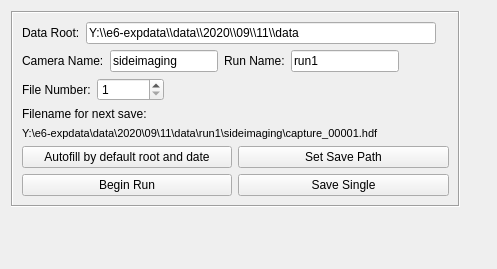
Old version of the form ui_components/saveboxwidget.ui in the repository jagerber48/jkam_e6.
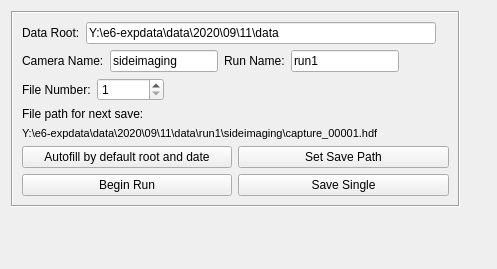
New version of the form.

Commit message: autofill functionality to saveboxwidget.py

Patch:
```diff
--- a/ui_components/saveboxwidget.ui
+++ b/ui_components/saveboxwidget.ui
@@ -51,7 +51,7 @@
        </widget>
       </item>
       <item row="4" column="0" colspan="2">
-       <widget class="QLabel" name="label">
+       <widget class="QLabel" name="file_path_label">
         <property name="font">
          <font>
           <pointsize>8</pointsize>
@@ -63,9 +63,9 @@
        </widget>
       </item>
       <item row="3" column="0" colspan="2">
-       <widget class="QLabel" name="file_path_label">
+       <widget class="QLabel" name="file_path_text_label">
         <property name="text">
-         <string>Filename for next save: </string>
+         <string>File path for next save: </string>
         </property>
        </widget>
       </item>
@@ -87,7 +87,7 @@
            </size>
           </property>
           <property name="text">
-           <string>Y:\\e6-expdata\\data\\2020\\09\\11\\data</string>
+           <string>Y:\e6-expdata\data\2020\09\11\data</string>
           </property>
          </widget>
         </item>
```
Left out of the diff: 3 changed lines with no effect on the pictures. The commit also changes 2 other files.
